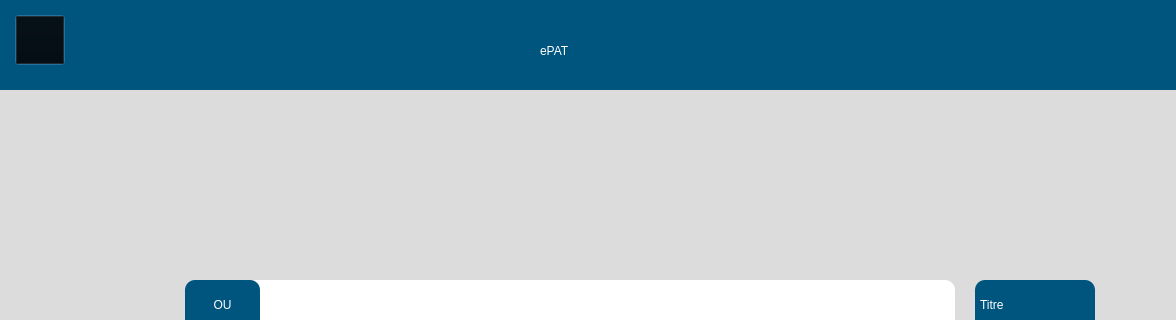
Above: src/user_interface/French_start.ui from eppenney/eBook-Perpetual-Access-Rights-Tracker before the change; both pictures show x 0 to 1176 and y 0 to 320 of the 1176 by 796 pixel window. Below: the same form after it.
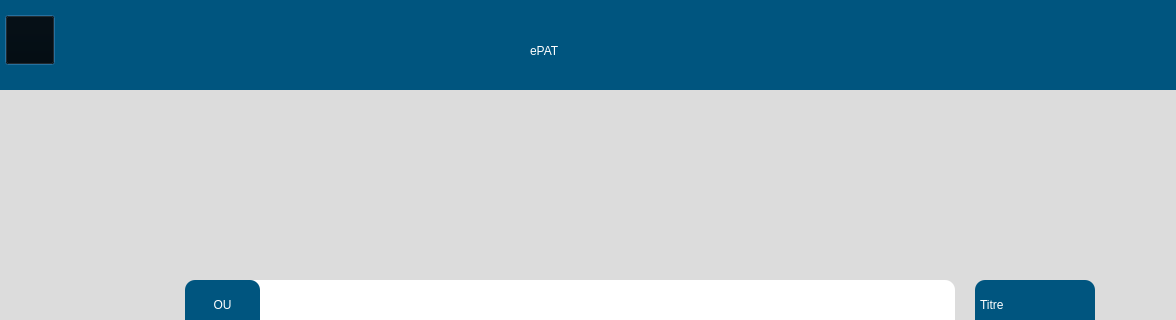
That is the form after the change. Icons and pictures are not drawn.

```diff
--- a/src/user_interface/French_start.ui
+++ b/src/user_interface/French_start.ui
@@ -28,7 +28,7 @@
    <widget class="QWidget" name="widget_2" native="true">
     <property name="geometry">
      <rect>
-      <x>20</x>
+      <x>10</x>
       <y>0</y>
       <width>1200</width>
       <height>90</height>
```
Left out of the diff: 12 changed lines with no effect on the pictures.
